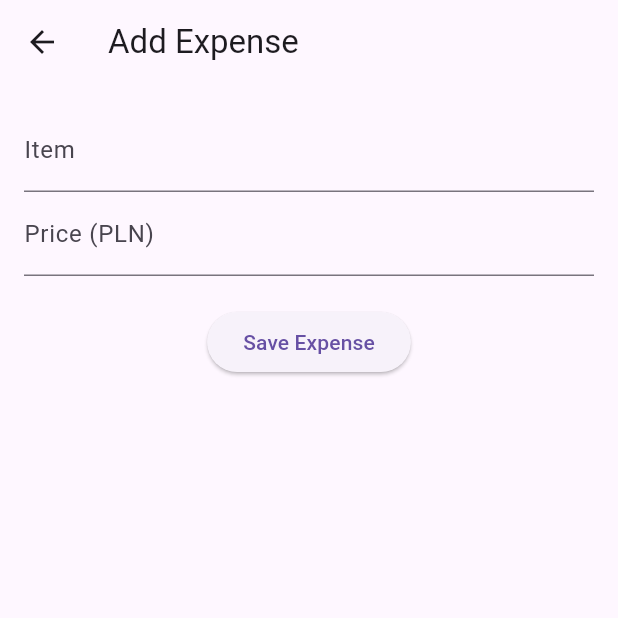
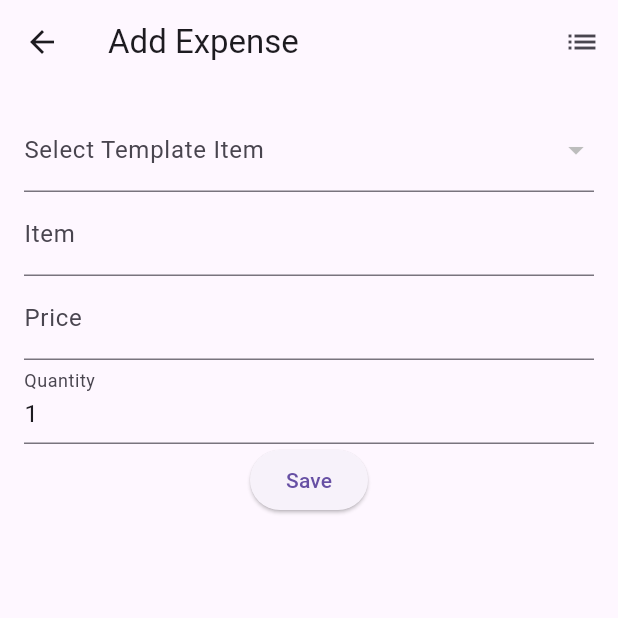
Before and after one commit to M1chU02/addiction_expense_tracker, a Flutter app: the screen it shows after launch, after a tap on the "add" icon, on a phone screen of 412 x 824 dp, the top half of it. Run offline on Flutter 3.47's test engine with Material 3 defaults, Android fonts, the phone set to English and light mode, and no system bars; our stand-ins replace sqflite; accounts and stored records are empty.

Commit message:
Started working on template items and quantity.

```diff
--- a/lib/db/database_helper.dart
+++ b/lib/db/database_helper.dart
@@ -1,3 +1,4 @@
+import 'package:addiction_expense_tracker/models/template_item.dart';
 import 'package:sqflite/sqflite.dart';
 import 'package:path/path.dart';
 import '../models/expense.dart';
@@ -76,4 +77,42 @@ class DatabaseHelper {
       whereArgs: [id],
     );
   }
+
+  // Create template items table
+  Future<void> _onCreate(Database db, int version) async {
+    await db.execute('''
+      CREATE TABLE expenses(
+        id INTEGER PRIMARY KEY AUTOINCREMENT,
+        item TEXT,
+        price REAL,
+        quantity INTEGER,
+        date TEXT
+      )
+    ''');
+
+    await db.execute('''
+      CREATE TABLE template_items(
+        id INTEGER PRIMARY KEY AUTOINCREMENT,
+        name TEXT,
+        price REAL
+      )
+    ''');
+  }
+
+  // Template items methods
+  Future<int> insertTemplateItem(TemplateItem item) async {
+    Database db = await instance.database;
+    return await db.insert('template_items', item.toMap());
+  }
+
+  Future<List<TemplateItem>> getTemplateItems() async {
+    Database db = await instance.database;
+    final List<Map<String, dynamic>> maps = await db.query('template_items');
+    return List.generate(maps.length, (i) => TemplateItem.fromMap(maps[i]));
+  }
+
+  Future<void> deleteTemplateItem(int id) async {
+    Database db = await instance.database;
+    await db.delete('template_items', where: 'id = ?', whereArgs: [id]);
+  }
 }
--- a/lib/models/expense.dart
+++ b/lib/models/expense.dart
@@ -1,27 +1,35 @@
 class Expense {
-  int? id;
-  String item;
-  double price;
-  DateTime date;
+  final int? id;
+  final String item;
+  final double price;
+  final String date;
+  final int quantity;
 
-  Expense(
-      {this.id, required this.item, required this.price, required this.date});
+  Expense({
+    this.id,
+    required this.item,
+    required this.price,
+    required this.date,
+    this.quantity = 1,
+  });
 
   Map<String, dynamic> toMap() {
     return {
       'id': id,
       'item': item,
       'price': price,
-      'date': date.toIso8601String(),
+      'date': date,
+      'quantity': quantity,
     };
   }
 
-  static Expense fromMap(Map<String, dynamic> map) {
+  factory Expense.fromMap(Map<String, dynamic> map) {
     return Expense(
       id: map['id'],
       item: map['item'],
       price: map['price'],
-      date: DateTime.parse(map['date']),
+      date: map['date'],
+      quantity: map['quantity'] ?? 1,
     );
   }
 }
--- /dev/null
+++ b/lib/models/template_item.dart
@@ -0,0 +1,27 @@
+class TemplateItem {
+  final int? id;
+  final String name;
+  final double price;
+
+  TemplateItem({
+    this.id,
+    required this.name,
+    required this.price,
+  });
+
+  Map<String, dynamic> toMap() {
+    return {
+      'id': id,
+      'name': name,
+      'price': price,
+    };
+  }
+
+  factory TemplateItem.fromMap(Map<String, dynamic> map) {
+    return TemplateItem(
+      id: map['id'],
+      name: map['name'],
+      price: map['price'],
+    );
+  }
+}
--- a/lib/screens/add_expense_screen.dart
+++ b/lib/screens/add_expense_screen.dart
@@ -1,6 +1,8 @@
 import 'package:flutter/material.dart';
 import '../db/database_helper.dart';
 import '../models/expense.dart';
+import '../models/template_item.dart';
+import 'template_items_screen.dart';
 
 class AddExpenseScreen extends StatefulWidget {
   final Expense? expense; // Optional parameter for editing
@@ -15,6 +17,9 @@ class _AddExpenseScreenState extends State<AddExpenseScreen> {
   final _formKey = GlobalKey<FormState>();
   late TextEditingController _itemController;
   late TextEditingController _priceController;
+  late TextEditingController _quantityController;
+  List<TemplateItem> _templateItems = [];
+  TemplateItem? _selectedTemplate;
 
   @override
   void initState() {
@@ -22,38 +27,25 @@ class _AddExpenseScreenState extends State<AddExpenseScreen> {
     _itemController = TextEditingController(text: widget.expense?.item ?? '');
     _priceController = TextEditingController(
         text: widget.expense != null ? widget.expense!.price.toString() : '');
+    _quantityController = TextEditingController(text: '1');
+    _loadTemplateItems();
   }
 
-  Future<void> _saveExpense() async {
-    final item = _itemController.text;
-    final price = double.tryParse(_priceController.text) ?? 0;
-
-    if (item.isEmpty || price <= 0) return;
-
-    if (widget.expense == null) {
-      // New expense
-      final newExpense =
-          Expense(item: item, price: price, date: DateTime.now());
-      await DatabaseHelper.instance.insertExpense(newExpense);
-    } else {
-      // Updating existing expense
-      final updatedExpense = Expense(
-        id: widget.expense!.id,
-        item: item,
-        price: price,
-        date: widget.expense!.date,
-      );
-      await DatabaseHelper.instance.updateExpense(updatedExpense);
-    }
-
-    Navigator.pop(context);
+  Future<void> _loadTemplateItems() async {
+    final items = await DatabaseHelper.instance.getTemplateItems();
+    setState(() {
+      _templateItems = items;
+    });
   }
 
-  @override
-  void dispose() {
-    _itemController.dispose();
-    _priceController.dispose();
-    super.dispose();
+  void _onTemplateSelected(TemplateItem? item) {
+    setState(() {
+      _selectedTemplate = item;
+      if (item != null) {
+        _itemController.text = item.name;
+        _priceController.text = item.price.toString();
+      }
+    });
   }
 
   @override
@@ -61,27 +53,58 @@ class _AddExpenseScreenState extends State<AddExpenseScreen> {
     return Scaffold(
       appBar: AppBar(
         title: Text(widget.expense == null ? 'Add Expense' : 'Edit Expense'),
+        actions: [
+          IconButton(
+            icon: Icon(Icons.list),
+            onPressed: () {
+              Navigator.push(
+                context,
+                MaterialPageRoute(builder: (context) => TemplateItemsScreen()),
+              ).then((_) => _loadTemplateItems());
+            },
+          ),
+        ],
       ),
       body: Padding(
-        padding: const EdgeInsets.all(16.0),
+        padding: EdgeInsets.all(16.0),
         child: Form(
           key: _formKey,
           child: Column(
             children: [
+              DropdownButtonFormField<TemplateItem>(
+                value: _selectedTemplate,
+                items: _templateItems
+                    .map((item) => DropdownMenuItem(
+                          value: item,
+                          child: Text('${item.name} - ${item.price} PLN'),
+                        ))
+                    .toList(),
+                onChanged: _onTemplateSelected,
+                decoration: InputDecoration(labelText: 'Select Template Item'),
+              ),
               TextFormField(
                 controller: _itemController,
                 decoration: InputDecoration(labelText: 'Item'),
+                validator: (value) =>
+                    value?.isEmpty ?? true ? 'Please enter an item' : null,
               ),
               TextFormField(
                 controller: _priceController,
-                decoration: InputDecoration(labelText: 'Price (PLN)'),
+                decoration: InputDecoration(labelText: 'Price'),
                 keyboardType: TextInputType.number,
+                validator: (value) =>
+                    value?.isEmpty ?? true ? 'Please enter a price' : null,
               ),
-              SizedBox(height: 20),
+              TextFormField(
+                controller: _quantityController,
+                decoration: InputDecoration(labelText: 'Quantity'),
+                keyboardType: TextInputType.number,
+                validator: (value) =>
+                    value?.isEmpty ?? true ? 'Please enter a quantity' : null,
+              ),
               ElevatedButton(
                 onPressed: _saveExpense,
-                child: Text(
-                    widget.expense == null ? 'Save Expense' : 'Update Expense'),
+                child: Text('Save'),
               ),
             ],
           ),
@@ -89,4 +112,28 @@ class _AddExpenseScreenState extends State<AddExpenseScreen> {
       ),
     );
   }
+
+  Future<void> _saveExpense() async {
+    if (_formKey.currentState!.validate()) {
+      final item = _itemController.text;
+      final price = double.parse(_priceController.text);
+      final quantity = int.parse(_quantityController.text);
+      final totalPrice = price * quantity;
+
+      final expense = Expense(
+        id: widget.expense?.id,
+        item: item,
+        price: totalPrice,
+        date: DateTime.now().toIso8601String(),
+      );
+
+      if (widget.expense == null) {
+        await DatabaseHelper.instance.insertExpense(expense);
+      } else {
+        await DatabaseHelper.instance.updateExpense(expense);
+      }
+
+      Navigator.pop(context);
+    }
+  }
 }
--- a/lib/screens/home_screen.dart
+++ b/lib/screens/home_screen.dart
@@ -86,7 +86,9 @@ class _HomeScreenState extends State<HomeScreen> {
                 final expense = _expenses[index];
                 return ListTile(
                   title: Text(expense.item),
-                  subtitle: Text('${expense.date.toLocal()}'),
+                  subtitle: Text(
+                    '${DateTime.parse(expense.date).toLocal()}',
+                  ),
                   trailing: Row(
                     mainAxisSize: MainAxisSize.min,
                     children: [
```
Also changed, not shown: lib/screens/template_items_screen.dart (added, +99 -0 lines).
